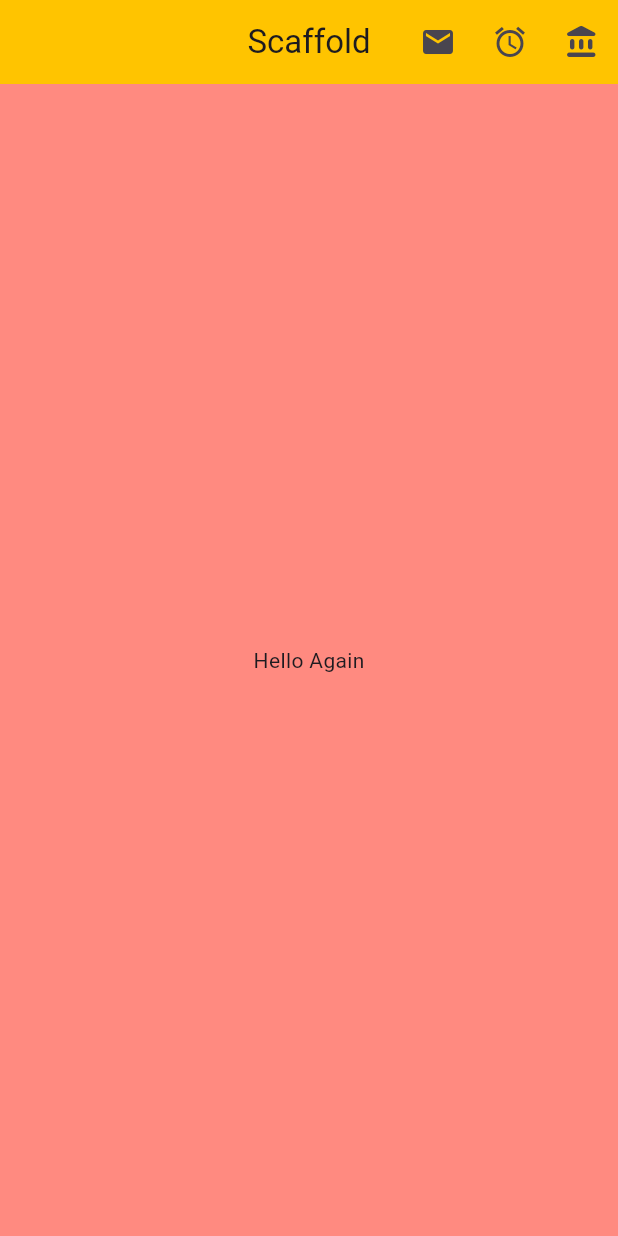
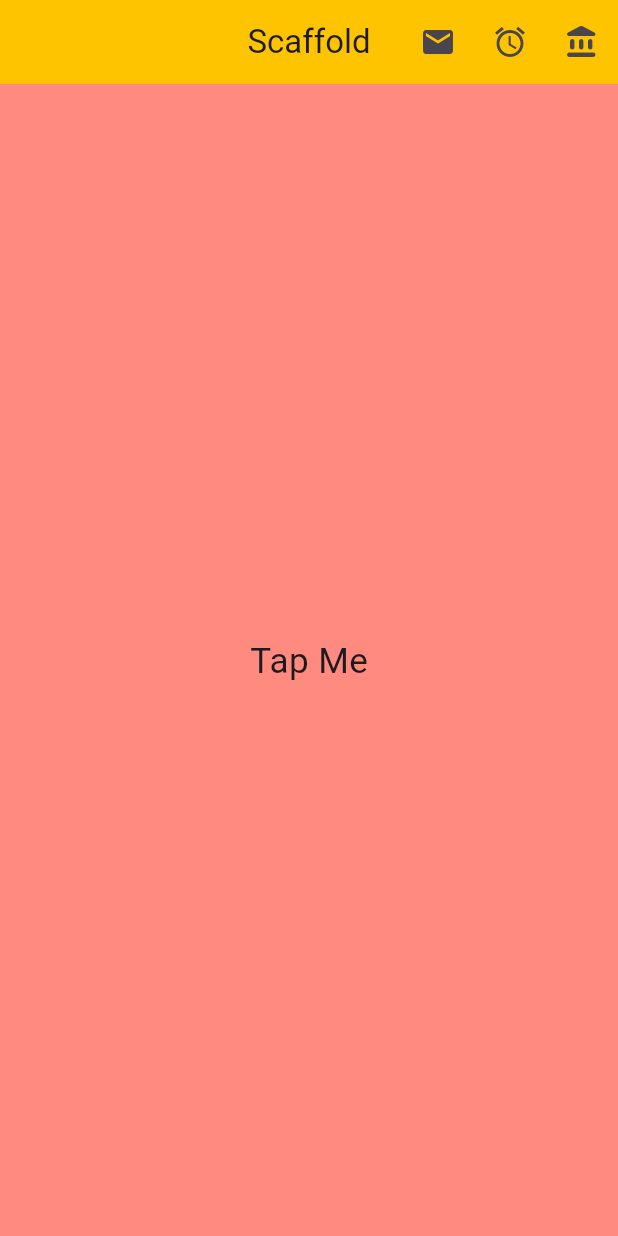
Before and after one commit to erickmwarama2/flutter_demo_app, a Flutter app: the screen it shows after launch, on a phone screen of 412 x 824 dp. Run offline on Flutter 3.47's test engine with Material 3 defaults, Android fonts, the phone set to English and light mode, and no system bars.

Commit message:
create custom button

```diff
--- a/lib/ui/home.dart
+++ b/lib/ui/home.dart
@@ -15,13 +15,55 @@ class ScaffoldExample extends StatelessWidget {
         centerTitle: true,
         backgroundColor: Colors.amberAccent.shade400,
         actions: [
-          IconButton(onPressed: () => debugPrint("Email tapped"), icon: const Icon(Icons.email)),
-          IconButton(onPressed: _tabButton, icon: const Icon(Icons.access_alarms)),
-          IconButton(onPressed: () => debugPrint("Account tapped"), icon: const Icon(Icons.account_balance_rounded)),
+          IconButton(
+              onPressed: () => debugPrint("Email tapped"),
+              icon: const Icon(Icons.email)),
+          IconButton(
+              onPressed: _tabButton, icon: const Icon(Icons.access_alarms)),
+          IconButton(
+              onPressed: () => debugPrint("Account tapped"),
+              icon: const Icon(Icons.account_balance_rounded)),
         ],
       ),
-      body: const Center(child: Text("Hello Again"),),
+      // body: const Center(child: Text("Hello Again"),),
       backgroundColor: Colors.redAccent.shade100,
+      body: Container(
+        alignment: Alignment.center,
+        child: Column(
+          mainAxisAlignment: MainAxisAlignment.center,
+          children: [
+            InkWell(
+              child: const Text(
+                "Tap Me",
+                style: TextStyle(fontSize: 23.4),
+              ),
+              onTap: () => debugPrint("tapped..."),
+            )
+          ],
+        ),
+      ),
+    );
+  }
+}
+
+class CustomButton extends StatelessWidget {
+  const CustomButton({super.key});
+
+  @override
+  Widget build(BuildContext context) {
+    return GestureDetector(
+      onTap: () {
+        const snackBar = SnackBar(content: Text("Hello again!!!"));
+        ScaffoldMessenger.of(context).showSnackBar(snackBar);
+      },
+      child: Container(
+        padding: const EdgeInsets.all(10.0),
+        decoration: BoxDecoration(
+          color: Colors.pinkAccent,
+          borderRadius: BorderRadius.circular(8.0),
+        ),
+        child: const Text("Button"),
+      ),
     );
   }
 }
@@ -45,10 +87,9 @@ class Home extends StatelessWidget {
           "Hello Home Flutter",
           textDirection: TextDirection.ltr,
           style: TextStyle(
-            fontWeight: FontWeight.w500,
-            fontSize: 23.4,
-            fontStyle: FontStyle.italic
-          ),
+              fontWeight: FontWeight.w500,
+              fontSize: 23.4,
+              fontStyle: FontStyle.italic),
         ),
       ),
     );
```
